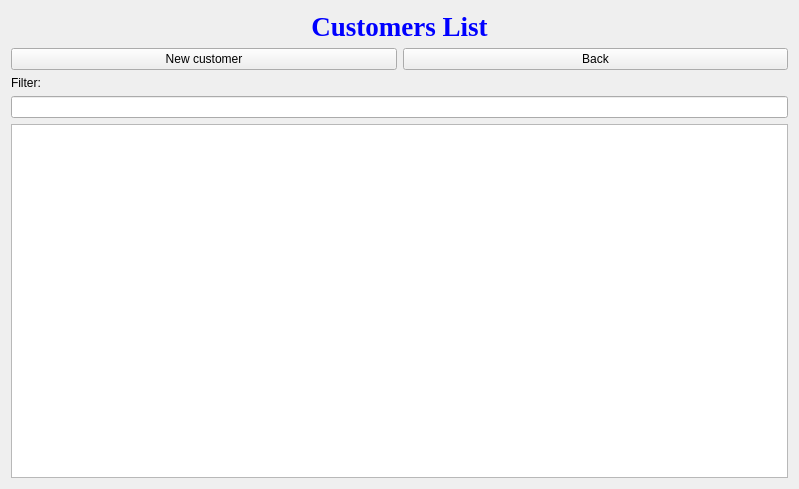
The window that customerlist.ui (jonathansaetre/BankSystem) describes before a commit, drawn with Qt 5.
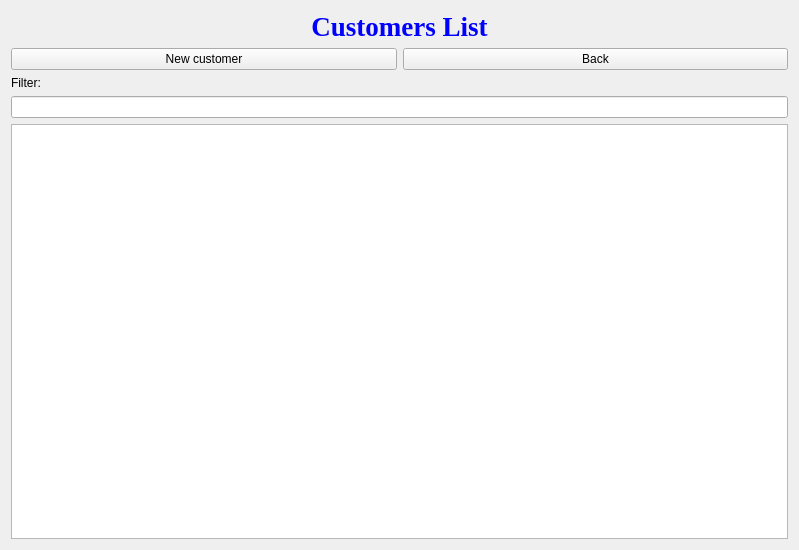
The same window after the commit.

```diff
--- a/customerlist.ui
+++ b/customerlist.ui
@@ -7,7 +7,7 @@
     <x>0</x>
     <y>0</y>
     <width>795</width>
-    <height>489</height>
+    <height>550</height>
    </rect>
   </property>
   <property name="windowTitle">
```
Left out of the diff: 2 changed lines with no effect on the pictures.
